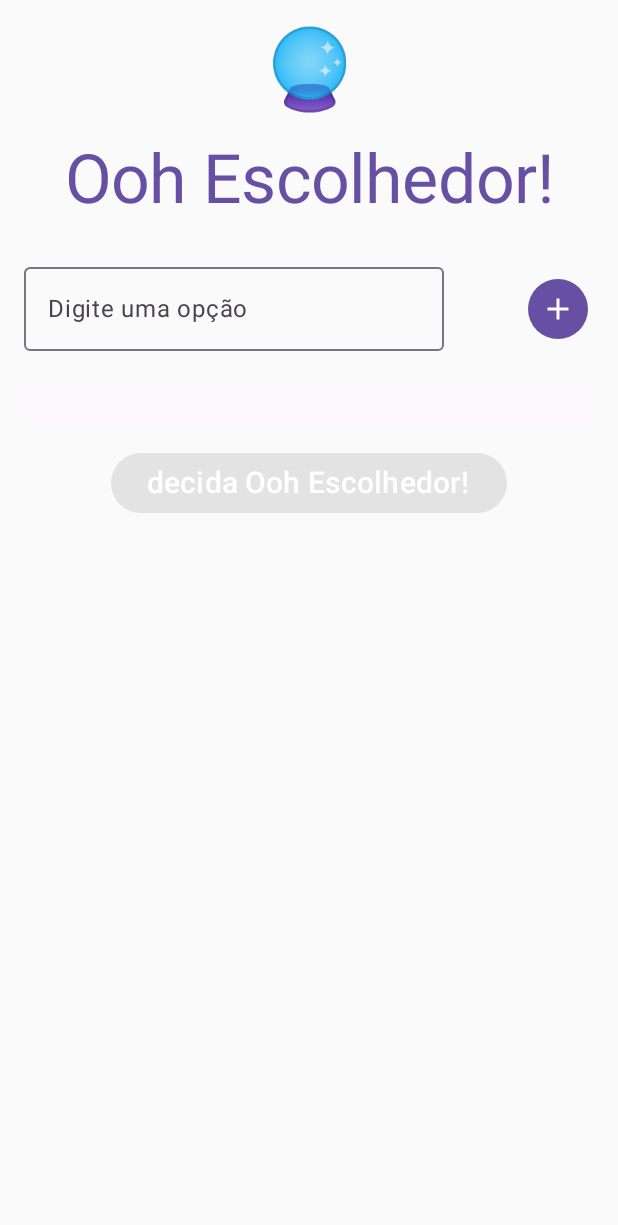
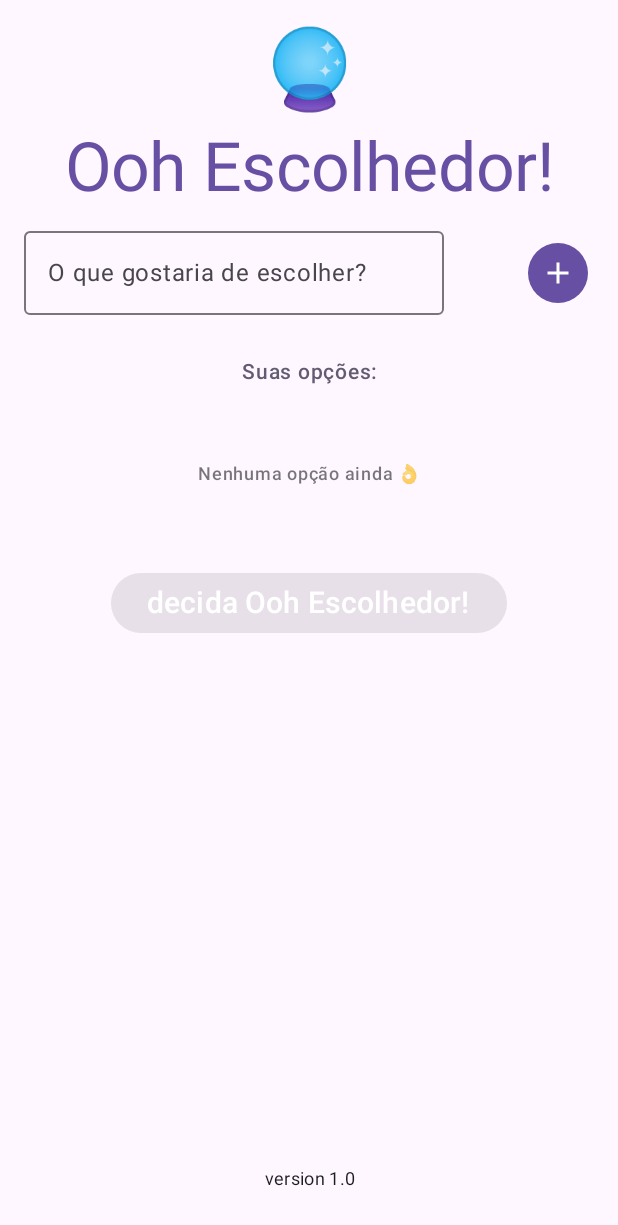
Before and after one commit to luismtns/OohEscolhedorApp, an Android app built with Jetpack Compose: the screen it shows after launch (MainActivity), on a phone screen of 412 x 824 dp. Shown: the top 1225 px of the screen. Run offline under Robolectric (Android 15) with nearby library versions, the phone set to English and light mode, and no system bars.

Commit message:
configurado reademe

```diff
--- a/app/build.gradle.kts
+++ b/app/build.gradle.kts
@@ -38,6 +38,7 @@ android {
     }
     buildFeatures {
         compose = true
+        buildConfig = true
     }
     composeOptions {
         kotlinCompilerExtensionVersion = "1.5.1"
--- a/app/src/main/java/br/com/luisbovo/ohescolhedor/MainActivity.kt
+++ b/app/src/main/java/br/com/luisbovo/ohescolhedor/MainActivity.kt
@@ -4,10 +4,16 @@ import android.os.Bundle
 import androidx.activity.ComponentActivity
 import androidx.activity.compose.setContent
 import androidx.compose.foundation.background
+import androidx.compose.foundation.layout.Arrangement
+import androidx.compose.foundation.layout.Column
 import androidx.compose.foundation.layout.fillMaxSize
+import androidx.compose.foundation.layout.padding
 import androidx.compose.material3.MaterialTheme
+import androidx.compose.material3.Scaffold
 import androidx.compose.material3.Surface
 import androidx.compose.ui.Modifier
+import androidx.compose.ui.unit.dp
+import br.com.luisbovo.ohescolhedor.components.DisplayVersion
 import com.example.compose.AppTheme
 
 class MainActivity : ComponentActivity() {
@@ -15,7 +21,19 @@ class MainActivity : ComponentActivity() {
         super.onCreate(savedInstanceState)
         setContent {
             AppTheme(darkTheme = false) {
-                OhEscolhedorApp()
+                Scaffold (
+                    bottomBar = {
+                        DisplayVersion()
+                    },
+                ){innerPadding ->
+                    Column(
+                        modifier = Modifier
+                            .padding(innerPadding),
+                        verticalArrangement = Arrangement.spacedBy(16.dp),
+                    ) {
+                        OhEscolhedorApp()
+                     }
+                }
             }
         }
     }
--- a/app/src/main/java/br/com/luisbovo/ohescolhedor/OhEscolhedorApp.kt
+++ b/app/src/main/java/br/com/luisbovo/ohescolhedor/OhEscolhedorApp.kt
@@ -6,6 +6,7 @@ import androidx.compose.material.icons.Icons
 import androidx.compose.material.icons.filled.Add
 import androidx.compose.material3.FilledIconButton
 import androidx.compose.material3.Icon
+import androidx.compose.material3.MaterialTheme
 import androidx.compose.runtime.*
 import androidx.compose.ui.Alignment
 import androidx.compose.ui.Modifier
@@ -17,6 +18,13 @@ import androidx.compose.ui.text.style.TextAlign
 import androidx.compose.ui.unit.dp
 import androidx.compose.ui.unit.sp
 import androidx.compose.ui.zIndex
+import br.com.luisbovo.ohescolhedor.components.Confetti
+import br.com.luisbovo.ohescolhedor.components.CustomButton
+import br.com.luisbovo.ohescolhedor.components.CustomText
+import br.com.luisbovo.ohescolhedor.components.CustomTextField
+import br.com.luisbovo.ohescolhedor.components.CustomTitle
+import br.com.luisbovo.ohescolhedor.components.OptionsList
+import br.com.luisbovo.ohescolhedor.components.RouletteWheel
 import kotlinx.coroutines.delay
 
 @Composable
@@ -70,6 +78,12 @@ fun OhEscolhedorApp() {
             }
         }
         Spacer(modifier = Modifier.height(16.dp))
+        CustomText(
+            text = stringResource(id = R.string.field_label),
+            style = MaterialTheme.typography.labelSmall,
+            color = MaterialTheme.colorScheme.secondary,
+            textAlign = TextAlign.Center
+        )
         OptionsList(options)
         Spacer(modifier = Modifier.height(16.dp))
         Column (
--- a/app/src/main/java/br/com/luisbovo/ohescolhedor/components/Confetti.kt
+++ b/app/src/main/java/br/com/luisbovo/ohescolhedor/components/Confetti.kt
@@ -1,4 +1,4 @@
-package br.com.luisbovo.ohescolhedor
+package br.com.luisbovo.ohescolhedor.components
 
 import androidx.compose.runtime.Composable
 import androidx.compose.ui.Modifier
--- a/app/src/main/java/br/com/luisbovo/ohescolhedor/components/CustomButton.kt
+++ b/app/src/main/java/br/com/luisbovo/ohescolhedor/components/CustomButton.kt
@@ -1,4 +1,4 @@
-package br.com.luisbovo.ohescolhedor
+package br.com.luisbovo.ohescolhedor.components
 
 import androidx.compose.material3.Button
 import androidx.compose.material3.MaterialTheme
--- a/app/src/main/java/br/com/luisbovo/ohescolhedor/components/CustomText.kt
+++ b/app/src/main/java/br/com/luisbovo/ohescolhedor/components/CustomText.kt
@@ -1,4 +1,4 @@
-package br.com.luisbovo.ohescolhedor
+package br.com.luisbovo.ohescolhedor.components
 
 import androidx.compose.foundation.layout.fillMaxWidth
 import androidx.compose.material3.MaterialTheme
@@ -15,13 +15,15 @@ fun CustomText( text: String,
                 fontSize: TextUnit = MaterialTheme.typography.bodyMedium.fontSize,
                 textAlign: TextAlign? = null,
                 color: Color = MaterialTheme.colorScheme.onBackground,
-style: TextStyle = MaterialTheme.typography.bodyMedium) {
+                style: TextStyle = MaterialTheme.typography.bodyMedium,
+                modifier: Modifier = Modifier
+) {
     Text(
         text = text,
         style = style.copy(fontSize = fontSize),
         lineHeight = MaterialTheme.typography.displaySmall.lineHeight,
         textAlign = textAlign,
         color = color,
-        modifier = Modifier.fillMaxWidth()
+        modifier = modifier.fillMaxWidth()
     )
 }
--- a/app/src/main/java/br/com/luisbovo/ohescolhedor/components/CustomTextField.kt
+++ b/app/src/main/java/br/com/luisbovo/ohescolhedor/components/CustomTextField.kt
@@ -1,4 +1,4 @@
-package br.com.luisbovo.ohescolhedor
+package br.com.luisbovo.ohescolhedor.components
 
 
 import androidx.compose.foundation.gestures.detectTapGestures
@@ -42,22 +42,21 @@ fun CustomTextField(
     onValueChange: (TextFieldValue) -> Unit,
     placeholder: String,
     modifier: Modifier = Modifier,) {
-    val focusManager = LocalFocusManager.current
+    val localFocusManager = LocalFocusManager.current
 
-    Box(modifier = modifier
+    Column(modifier = modifier
         .fillMaxWidth()
         .pointerInput(Unit) {
             detectTapGestures(onTap = {
-                focusManager.clearFocus()
+                localFocusManager.clearFocus()
             })
         }
     ) {
-        Column {
             OutlinedTextField(
                 value = value,
                 onValueChange = onValueChange,
                 placeholder = { Text(placeholder) }
             )
-        }
+
     }
 }
--- a/app/src/main/java/br/com/luisbovo/ohescolhedor/components/CustomTitle.kt
+++ b/app/src/main/java/br/com/luisbovo/ohescolhedor/components/CustomTitle.kt
@@ -1,4 +1,4 @@
-package br.com.luisbovo.ohescolhedor
+package br.com.luisbovo.ohescolhedor.components
 
 import androidx.compose.foundation.layout.fillMaxWidth
 import androidx.compose.foundation.layout.padding
@@ -12,5 +12,5 @@ import androidx.compose.ui.unit.dp
 
 @Composable
 fun CustomTitle(text: String, fontSize: TextUnit = MaterialTheme.typography.displayMedium.fontSize, textAlign: TextAlign? = TextAlign.Center) {
-    Text(text = text, style = MaterialTheme.typography.displayMedium.copy(fontSize = fontSize), textAlign = textAlign, color = MaterialTheme.colorScheme.primary, modifier = Modifier.fillMaxWidth().padding(top=16.dp, bottom = 32.dp))
+    Text(text = text, style = MaterialTheme.typography.displayMedium.copy(fontSize = fontSize), textAlign = textAlign, color = MaterialTheme.colorScheme.primary, modifier = Modifier.fillMaxWidth().padding(top=8.dp, bottom = 16.dp))
 }
--- /dev/null
+++ b/app/src/main/java/br/com/luisbovo/ohescolhedor/components/DisplayVersion.kt
@@ -0,0 +1,24 @@
+package br.com.luisbovo.ohescolhedor.components
+
+import androidx.compose.foundation.layout.Column
+import androidx.compose.foundation.layout.padding
+import androidx.compose.runtime.Composable
+import androidx.compose.ui.Modifier
+import androidx.compose.ui.text.style.TextAlign
+import androidx.compose.ui.unit.dp
+import androidx.compose.ui.unit.sp
+import br.com.luisbovo.ohescolhedor.BuildConfig
+
+
+@Composable
+fun DisplayVersion() {
+        val version =
+            "version " + BuildConfig.VERSION_NAME
+    Column (modifier =Modifier.padding(16.dp)){
+        CustomText(
+            text = version,
+            fontSize = 12.sp,
+            textAlign = TextAlign.Center
+        )
+    }
+}
--- a/app/src/main/java/br/com/luisbovo/ohescolhedor/components/OptionsList.kt
+++ b/app/src/main/java/br/com/luisbovo/ohescolhedor/components/OptionsList.kt
@@ -1,37 +1,36 @@
-package br.com.luisbovo.ohescolhedor
+package br.com.luisbovo.ohescolhedor.components
 
 import androidx.compose.foundation.background
 import androidx.compose.foundation.layout.Box
 import androidx.compose.foundation.layout.Column
 import androidx.compose.foundation.layout.Spacer
-import androidx.compose.foundation.layout.fillMaxHeight
-import androidx.compose.foundation.layout.fillMaxSize
 import androidx.compose.foundation.layout.fillMaxWidth
 import androidx.compose.foundation.layout.height
 import androidx.compose.foundation.layout.heightIn
 import androidx.compose.foundation.layout.padding
-import androidx.compose.foundation.layout.size
-import androidx.compose.foundation.layout.width
 import androidx.compose.foundation.rememberScrollState
-import androidx.compose.foundation.verticalScroll
 import androidx.compose.material3.MaterialTheme
 import androidx.compose.runtime.Composable
 import androidx.compose.ui.Alignment
 import androidx.compose.ui.Modifier
 import androidx.compose.ui.graphics.Brush
 import androidx.compose.ui.graphics.Color
-import androidx.compose.ui.text.TextStyle
+import androidx.compose.ui.res.stringResource
 import androidx.compose.ui.text.style.TextAlign
-import androidx.compose.ui.unit.TextUnit
 import androidx.compose.ui.unit.dp
 import androidx.compose.ui.unit.sp
 import androidx.compose.ui.zIndex
+import br.com.luisbovo.ohescolhedor.R
+import br.com.luisbovo.ohescolhedor.modifier.verticalScrollWithScrollbar
 
 @Composable
 fun OptionsList(options: List<String>) {
-    Box(modifier = Modifier.fillMaxWidth().heightIn(max=140.dp, min=0.dp)) {
+    Box(modifier = Modifier
+        .fillMaxWidth()
+        .heightIn(max = 124.dp, min = 0.dp)) {
         Column(
-            modifier = Modifier.fillMaxWidth()
+            modifier = Modifier
+                .fillMaxWidth()
                 .verticalScrollWithScrollbar(rememberScrollState())
         ) {
             var index = 0;
@@ -42,11 +41,21 @@ fun OptionsList(options: List<String>) {
                     Spacer(modifier = Modifier.height(16.dp))
                 }
             }
-        }// Gradiente no final
+            if(options.isEmpty()){
+                CustomText(stringResource(
+                    id = R.string.field_empty),
+                    style = MaterialTheme.typography.labelSmall,
+                    fontSize = 12.sp,
+                    textAlign = TextAlign.Center,
+                    color = MaterialTheme.colorScheme.onBackground.copy(alpha = 0.6f),
+                    modifier=Modifier.padding(24.dp))
+            }
+        }
+
         Box(
             modifier = Modifier
                 .fillMaxWidth()
-                .height(32.dp) // Altura do gradiente
+                .height(32.dp)
                 .align(Alignment.BottomCenter)
                 .background(
                     brush = Brush.verticalGradient(
@@ -56,7 +65,8 @@ fun OptionsList(options: List<String>) {
                             MaterialTheme.colorScheme.background
                         )
                     )
-                ).zIndex(1f)
+                )
+                .zIndex(1f)
         )
     }
 }
--- a/app/src/main/java/br/com/luisbovo/ohescolhedor/components/RouletteWheel.kt
+++ b/app/src/main/java/br/com/luisbovo/ohescolhedor/components/RouletteWheel.kt
@@ -1,10 +1,9 @@
-package br.com.luisbovo.ohescolhedor
+package br.com.luisbovo.ohescolhedor.components
 
 import androidx.compose.animation.core.CubicBezierEasing
 import androidx.compose.animation.core.animate
 import androidx.compose.animation.core.tween
 import androidx.compose.foundation.layout.Box
-import androidx.compose.foundation.layout.Spacer
 import androidx.compose.foundation.layout.fillMaxWidth
 import androidx.compose.foundation.layout.height
 import androidx.compose.foundation.layout.padding
--- a/app/src/main/java/br/com/luisbovo/ohescolhedor/modifier/Scrollbar.kt
+++ b/app/src/main/java/br/com/luisbovo/ohescolhedor/modifier/Scrollbar.kt
@@ -1,4 +1,4 @@
-package br.com.luisbovo.ohescolhedor
+package br.com.luisbovo.ohescolhedor.modifier
 
 import androidx.compose.animation.core.AnimationSpec
 import androidx.compose.animation.core.animateFloatAsState
@@ -19,11 +19,9 @@ import androidx.compose.ui.geometry.CornerRadius
 import androidx.compose.ui.geometry.Offset
 import androidx.compose.ui.geometry.Size
 import androidx.compose.ui.graphics.Color
-import androidx.compose.ui.graphics.drawscope.DrawStyle
 import androidx.compose.ui.unit.Dp
 import androidx.compose.ui.unit.LayoutDirection
 import androidx.compose.ui.unit.dp
-import androidx.compose.ui.zIndex
 import kotlin.math.max
 
 fun Modifier.scrollbar(
--- a/app/src/main/res/values/strings.xml
+++ b/app/src/main/res/values/strings.xml
@@ -2,7 +2,9 @@
     <string name="app_name">OhEscolhedor</string>
     <string name="app_emoji">🔮</string>
     <string name="app_title">Ooh Escolhedor!</string>
-    <string name="field_placeholder">Digite uma opção</string>
+    <string name="field_label">Suas opções:</string>
+    <string name="field_empty">Nenhuma opção ainda 👌</string>
+    <string name="field_placeholder">O que gostaria de escolher?</string>
     <string name="toast_error">Por favor, insira uma opção</string>
     <string name="toast_error_action">Adicione algumas opções primeiro</string>
     <string name="icon_add">Adicionar opção</string>
```
Also changed, not shown: 5 other files.
